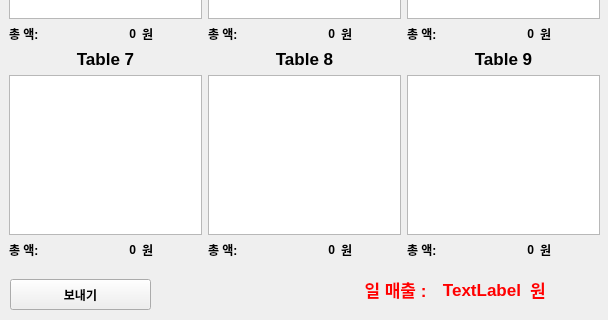
Old version of the form src/serving_robot/resource/controller.ui in the repository jwchoi00/rokey_c_2_ws; both pictures show x 0 to 608 and y 391 to 711 of the 608 by 711 pixel window.
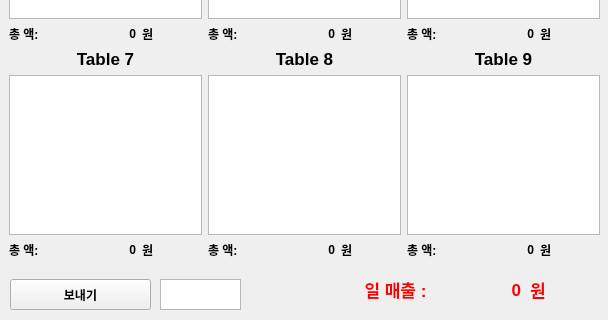
New version of the form.

Diff of the .ui file:
```diff
--- a/src/serving_robot/resource/controller.ui
+++ b/src/serving_robot/resource/controller.ui
@@ -661,7 +661,7 @@
     <string notr="true">color:red</string>
    </property>
    <property name="text">
-    <string>TextLabel</string>
+    <string>0</string>
    </property>
    <property name="alignment">
     <set>Qt::AlignRight|Qt::AlignTrailing|Qt::AlignVCenter</set>
@@ -716,6 +716,16 @@
     <string>원</string>
    </property>
   </widget>
+  <widget class="QTextEdit" name="textEdit_set_table_num">
+   <property name="geometry">
+    <rect>
+     <x>160</x>
+     <y>670</y>
+     <width>81</width>
+     <height>31</height>
+    </rect>
+   </property>
+  </widget>
  </widget>
  <resources/>
  <connections>
```
